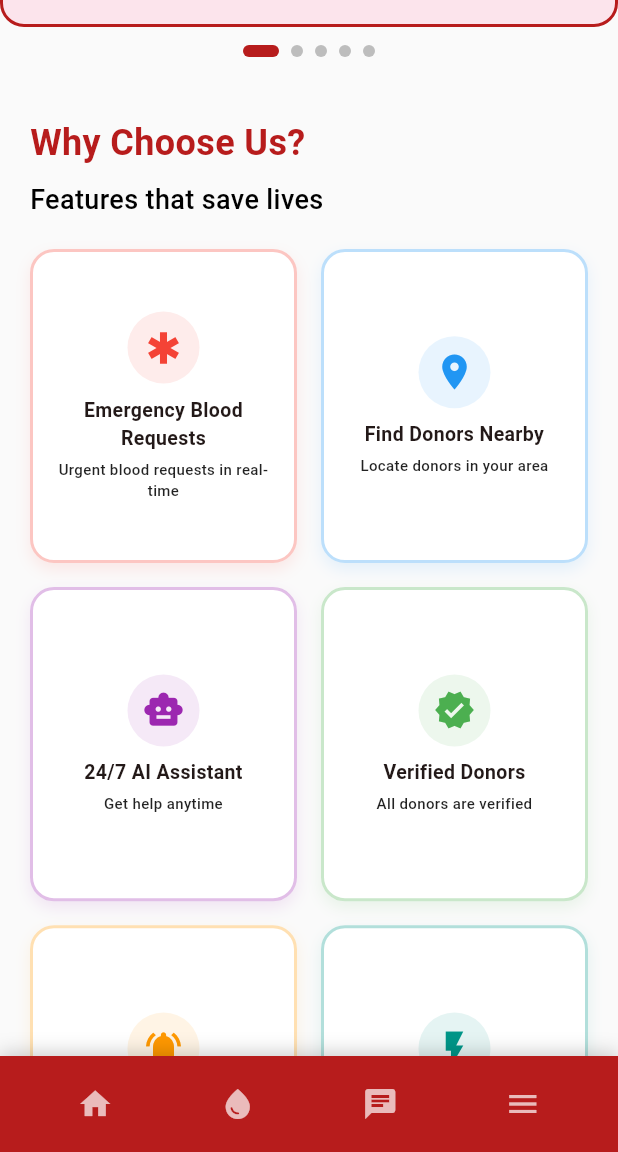
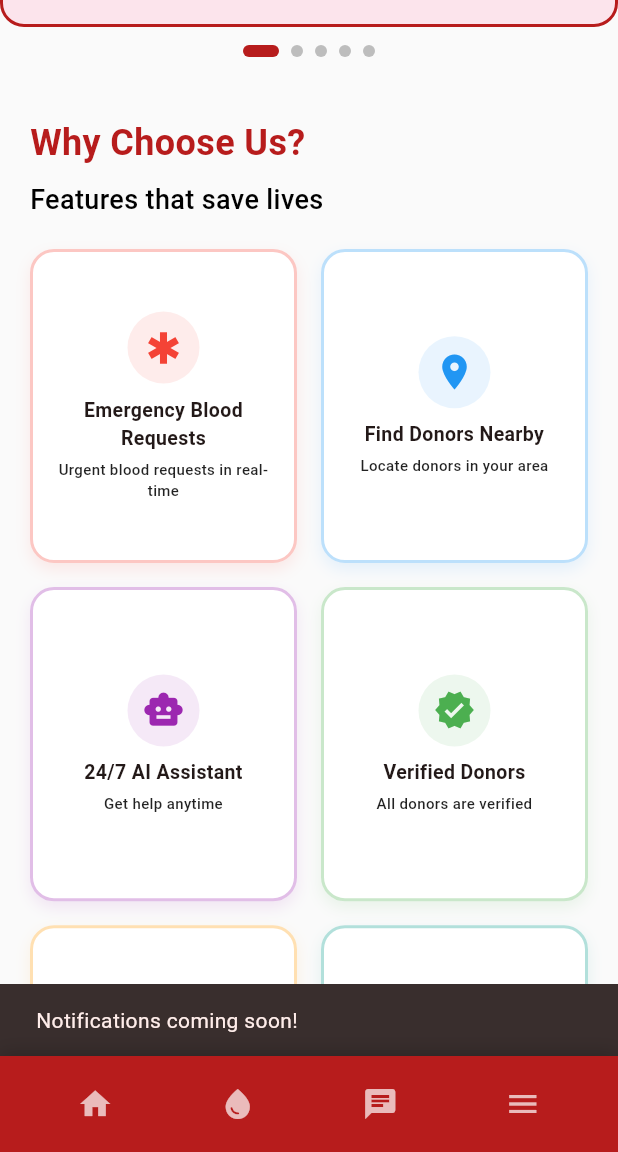
Before and after one commit to sanamobeen/blood-donation-FYP, a Flutter app: the screen it shows after launch, scrolled down 576 dp, after a tap on the "notifications" icon, on a phone screen of 412 x 824 dp, the part 84-1236 px from its top. Run offline on Flutter 3.47's test engine with Material 3 defaults, Android fonts, the phone set to English and light mode, and no system bars.

Commit message:
fix terminal problem

```diff
--- a/frontend/lib/landing_page.dart
+++ b/frontend/lib/landing_page.dart
@@ -82,7 +82,9 @@ class _LandingPageState extends State<LandingPage> {
               IconButton(
                 icon: const Icon(Icons.notifications_outlined, color: Colors.white),
                 onPressed: () {
-                  // TODO: notification functionality
+                  ScaffoldMessenger.of(context).showSnackBar(
+                    const SnackBar(content: Text('Notifications coming soon!')),
+                  );
                 },
               ),
               Positioned(
@@ -131,7 +133,7 @@ class _LandingPageState extends State<LandingPage> {
           color: Colors.red.shade900,
           boxShadow: [
             BoxShadow(
-              color: Colors.black.withOpacity(0.2),
+              color: Colors.black.withValues(alpha: 0.2),
               blurRadius: 10,
               offset: const Offset(0, -2),
             ),
@@ -474,12 +476,12 @@ class _LandingPageState extends State<LandingPage> {
                   color: isDark ? Colors.grey.shade800 : Colors.white,
                   borderRadius: BorderRadius.circular(16),
                   border: Border.all(
-                    color: color.withOpacity(0.3),
+                    color: color.withValues(alpha: 0.3),
                     width: 2,
                   ),
                   boxShadow: [
                     BoxShadow(
-                      color: color.withOpacity(0.1),
+                      color: color.withValues(alpha: 0.1),
                       blurRadius: 8,
                       offset: const Offset(0, 4),
                     ),
@@ -491,7 +493,7 @@ class _LandingPageState extends State<LandingPage> {
                     Container(
                       padding: const EdgeInsets.all(10),
                       decoration: BoxDecoration(
-                        color: color.withOpacity(0.1),
+                        color: color.withValues(alpha: 0.1),
                         shape: BoxShape.circle,
                       ),
                       child: Icon(
@@ -583,7 +585,7 @@ class _LandingPageState extends State<LandingPage> {
   Widget _themeToggle() {
     return ValueListenableBuilder<ThemeMode>(
       valueListenable: themeNotifier,
-      builder: (_, mode, __) {
+      builder: (_, mode, _) {
         return IconButton(
           icon: Icon(
             mode == ThemeMode.light ? Icons.dark_mode : Icons.light_mode,
@@ -610,7 +612,7 @@ class _LandingPageState extends State<LandingPage> {
           padding: const EdgeInsets.symmetric(vertical: 12),
           child: Icon(
             icon,
-            color: Colors.white.withOpacity(0.7),
+            color: Colors.white.withValues(alpha: 0.7),
             size: 24,
           ),
         ),
--- a/frontend/lib/main.dart
+++ b/frontend/lib/main.dart
@@ -13,7 +13,7 @@ class BloodDonationApp extends StatelessWidget {
   Widget build(BuildContext context) {
     return ValueListenableBuilder<ThemeMode>(
       valueListenable: themeNotifier,
-      builder: (_, mode, __) {
+      builder: (_, mode, _) {
         return MaterialApp(
           title: 'Blood Donor',
           debugShowCheckedModeBanner: false,
```
Also changed, not shown: frontend/lib/profile_page.dart (+11 -7 lines), frontend/lib/schedule_donation_page.dart (+9 -9 lines).
